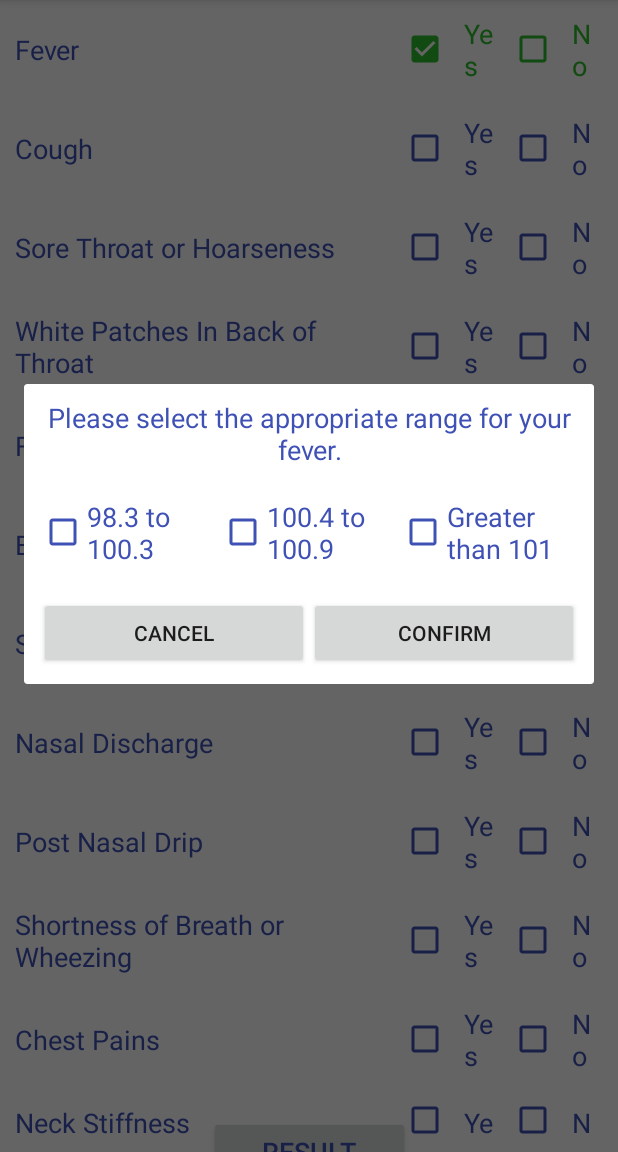
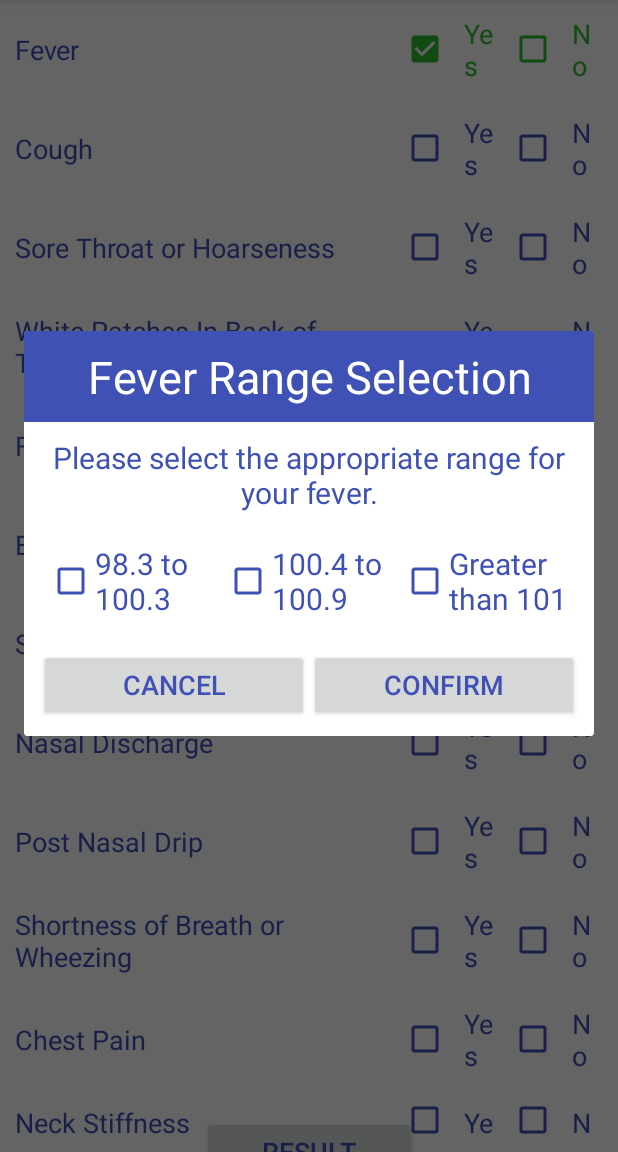
Before and after one commit to jrose27/AntibioticOrNot, an Android app: the QuestionnaireOneActivity screen opened directly, with no data from a screen before it, after a tap on "Yes", on a phone screen of 412 x 824 dp, the part 84-1236 px from its top. Run offline under Robolectric (Android 15) with nearby library versions, the phone set to English and light mode, and no system bars.

Commit message:
Aligned dialog checkboxes, changed text color and size of "cancel" and "confirm buttons". Added  "headache option" with yes/no checkboxes. Changed symptoms time length to "less than seven days" and "more than seven days".

```diff
--- a/app/src/main/java/com/borregobrothers/jrose/antibioticornot/QuestionnaireOneActivity.java
+++ b/app/src/main/java/com/borregobrothers/jrose/antibioticornot/QuestionnaireOneActivity.java
@@ -21,8 +21,8 @@ public class QuestionnaireOneActivity extends AppCompatActivity {
     private CheckBox feverYes, feverNo, coughYes, coughNo, soreThroatHoarsenessYes, soreThroatHoarsenessNo,
             whitePatchesYes, whitePatchesNo, facialPainYes, facialPainNo, bodyAcheYes, bodyAcheNo, sneezingYes, sneezingNo,
             nasalDischargeYes, nasalDischargeNo, postNasalDripYes, postNasalDripNo, shortnessOfBreathWheezingYes, shortnessOfBreathWheezingNo,
-            chestPainYes, chestPainNo, neckStiffnessYes, neckStiffnessNo, tenderLymphNodesYes, tenderLymphNodesNo, fatigueYes, fatigueNo, preExistingConditionsYes,
-            preExistingConditionsNo, symptomsOneToThreeDays, symptomsFourToSevenDays, symptomsMoreThanSevenDays;
+            chestPainYes, chestPainNo, neckStiffnessYes, neckStiffnessNo, tenderLymphNodesYes, tenderLymphNodesNo, headacheYes, headacheNo, preExistingConditionsYes,
+            preExistingConditionsNo, symptomsLessThanSevenDays, symptomsMoreThanSevenDays;
 
     // Checkboxes for the fever dialog
     private CheckBox ninetyEightToOneHundredAndThree, oneHundredAndFourToOneHundredAndNine, greaterThanOneHundredAndOne;
@@ -555,18 +555,18 @@ public class QuestionnaireOneActivity extends AppCompatActivity {
                 The listener method disables the "yes" and "no" checkboxes if the fatigue "yes"
                 checkbox is selected and adds "yes" to the selectedCheckBox list.
          */
-        fatigueYes = (CheckBox) findViewById(R.id.fatigueYes);
-        assert fatigueYes != null;
-        fatigueYes.setOnClickListener(new View.OnClickListener() {
-            @Override
-            public void onClick(View v) {
-
-                disable(fatigueYes, fatigueNo);
-                selectedCheckBox.add(fatigueYes);
-                notSelectedCheckBox.add(fatigueNo);
-
-                selectedCheckBoxStack.push(fatigueYes);
-                notSelectedCheckBoxStack.push(fatigueNo);
+        headacheYes = (CheckBox) findViewById(R.id.headacheYes);
+        assert headacheYes != null;
+        headacheYes.setOnClickListener(new View.OnClickListener() {
+            @Override
+            public void onClick(View v) {
+
+                disable(headacheYes, headacheNo);
+                selectedCheckBox.add(headacheYes);
+                notSelectedCheckBox.add(headacheNo);
+
+                selectedCheckBoxStack.push(headacheYes);
+                notSelectedCheckBoxStack.push(headacheNo);
             }
         });
 
@@ -574,18 +574,18 @@ public class QuestionnaireOneActivity extends AppCompatActivity {
                 The listener method disables both the "yes" and the "no" checkboxes if
                 the cough "no" checkbox is selected and adds "no" to the selectedCheckBox list.
          */
-        fatigueNo= (CheckBox) findViewById(R.id.fatigueNo);
-        assert fatigueNo != null;
-        fatigueNo.setOnClickListener(new View.OnClickListener() {
-            @Override
-            public void onClick(View v) {
-
-                disable(fatigueYes, fatigueNo);
-                selectedCheckBox.add(fatigueNo);
-                notSelectedCheckBox.add(fatigueYes);
-
-                selectedCheckBoxStack.push(fatigueNo);
-                notSelectedCheckBoxStack.push(fatigueYes);
+        headacheNo = (CheckBox) findViewById(R.id.headacheNo);
+        assert headacheNo != null;
+        headacheNo.setOnClickListener(new View.OnClickListener() {
+            @Override
+            public void onClick(View v) {
+
+                disable(headacheYes, headacheNo);
+                selectedCheckBox.add(headacheNo);
+                notSelectedCheckBox.add(headacheYes);
+
+                selectedCheckBoxStack.push(headacheNo);
+                notSelectedCheckBoxStack.push(headacheYes);
             }
         });
 
@@ -629,59 +629,41 @@ public class QuestionnaireOneActivity extends AppCompatActivity {
         });
 
         // Symptoms length of time
-        symptomsOneToThreeDays = (CheckBox) findViewById(R.id.oneToThreeDays);
-        assert symptomsOneToThreeDays != null;
-        symptomsOneToThreeDays.setOnClickListener(new View.OnClickListener() {
+        symptomsLessThanSevenDays = (CheckBox) findViewById(R.id.lessThanSevenDays);
+        assert symptomsLessThanSevenDays!= null;
+        symptomsLessThanSevenDays.setOnClickListener(new View.OnClickListener() {
             @Override
             public void onClick(View v) {
 
                 Log.v(TAG, "Pre-existing Conditions Yes Checkbox was Selected!");
-                disable(symptomsOneToThreeDays, symptomsFourToSevenDays, symptomsMoreThanSevenDays);
-                selectedCheckBox.add(symptomsOneToThreeDays);
-                notSelectedCheckBox.add(symptomsFourToSevenDays);
+                disable(symptomsLessThanSevenDays, symptomsMoreThanSevenDays);
+
+                selectedCheckBox.add(symptomsLessThanSevenDays);
                 notSelectedCheckBox.add(symptomsMoreThanSevenDays);
 
-                selectedCheckBoxStack.push(symptomsOneToThreeDays);
-                notSelectedCheckBoxStack.push(symptomsFourToSevenDays);
+                selectedCheckBoxStack.push(symptomsLessThanSevenDays);
                 notSelectedCheckBoxStack.push(symptomsMoreThanSevenDays);
             }
         });
 
-        symptomsFourToSevenDays = (CheckBox) findViewById(R.id.fourToSevenDays);
-        assert symptomsFourToSevenDays != null;
-        symptomsFourToSevenDays.setOnClickListener(new View.OnClickListener() {
+        // Symptoms length of time
+        symptomsMoreThanSevenDays = (CheckBox) findViewById(R.id.moreThanSevenDays);
+        assert symptomsMoreThanSevenDays!= null;
+        symptomsMoreThanSevenDays.setOnClickListener(new View.OnClickListener() {
             @Override
             public void onClick(View v) {
 
                 Log.v(TAG, "Pre-existing Conditions Yes Checkbox was Selected!");
-                disable(symptomsOneToThreeDays, symptomsFourToSevenDays, symptomsMoreThanSevenDays);
-                selectedCheckBox.add(symptomsFourToSevenDays);
-                notSelectedCheckBox.add(symptomsOneToThreeDays);
-                notSelectedCheckBox.add(symptomsMoreThanSevenDays);
-
-                selectedCheckBoxStack.push(symptomsFourToSevenDays);
-                notSelectedCheckBoxStack.push(symptomsOneToThreeDays);
-                notSelectedCheckBoxStack.push(symptomsMoreThanSevenDays);
-            }
-        });
-
-        symptomsMoreThanSevenDays = (CheckBox) findViewById(R.id.moreThanSevenDays);
-        assert symptomsMoreThanSevenDays != null;
-        symptomsMoreThanSevenDays.setOnClickListener(new View.OnClickListener() {
-            @Override
-            public void onClick(View v) {
-
-                Log.v(TAG, "Pre-existing Conditions Yes Checkbox was Selected!");
-                disable(symptomsOneToThreeDays, symptomsFourToSevenDays, symptomsMoreThanSevenDays);
+                disable(symptomsLessThanSevenDays, symptomsMoreThanSevenDays);
+
                 selectedCheckBox.add(symptomsMoreThanSevenDays);
-                notSelectedCheckBox.add(symptomsOneToThreeDays);
-                notSelectedCheckBox.add(symptomsFourToSevenDays);
+                notSelectedCheckBox.add(symptomsLessThanSevenDays);
 
                 selectedCheckBoxStack.push(symptomsMoreThanSevenDays);
-                notSelectedCheckBoxStack.push(symptomsOneToThreeDays);
-                notSelectedCheckBoxStack.push(symptomsFourToSevenDays);
-            }
-        });
+                notSelectedCheckBoxStack.push(symptomsLessThanSevenDays);
+            }
+        });
+
 
         /*
                 Create "resultButton" to display the appropriate result screen
@@ -788,8 +770,7 @@ public class QuestionnaireOneActivity extends AppCompatActivity {
                         && selectedCheckBox.contains(nasalDischargeYes)
                         && selectedCheckBox.contains(colorYellowGreen)
                         && selectedCheckBox.contains(postNasalDripYes)
-                        && selectedCheckBox.contains(fatigueYes)
-                        && selectedCheckBox.contains(symptomsOneToThreeDays)) {
+                        && selectedCheckBox.contains(headacheYes)) {
 
                     selectionConformationDialog.dismiss();
                     resultNoDialog();
@@ -803,8 +784,7 @@ public class QuestionnaireOneActivity extends AppCompatActivity {
                         && selectedCheckBox.contains(nasalDischargeYes)
                         && selectedCheckBox.contains(colorYellowGreen)
                         && selectedCheckBox.contains(postNasalDripYes)
-                        && selectedCheckBox.contains(fatigueYes)
-                        && selectedCheckBox.contains(symptomsOneToThreeDays)) {
+                        && selectedCheckBox.contains(headacheYes)) {
 
                     selectionConformationDialog.dismiss();
                     resultNoDialog();
@@ -818,8 +798,7 @@ public class QuestionnaireOneActivity extends AppCompatActivity {
                         || selectedCheckBox.contains(nasalDischargeYes)
                         || selectedCheckBox.contains(colorYellowGreen)
                         || selectedCheckBox.contains(postNasalDripYes)
-                        || selectedCheckBox.contains(fatigueYes)
-                        || selectedCheckBox.contains(symptomsOneToThreeDays)) {
+                        || selectedCheckBox.contains(headacheYes)) {
                     selectionConformationDialog.dismiss();
                     resultNoDialog();
 
@@ -975,7 +954,7 @@ public class QuestionnaireOneActivity extends AppCompatActivity {
     private void feverDialog() {
         final Dialog feverDialog = new Dialog(this);
         feverDialog.setContentView(R.layout.dialog_fever_layout);
-        feverDialog.setTitle(R.string.fever_dialog_title_text);
+      //  feverDialog.setTitle(R.string.fever_dialog_title_text);
         feverDialog.show();
 
         ninetyEightToOneHundredAndThree = (CheckBox) feverDialog.findViewById(R.id.firstFeverRangeCheckbox);
@@ -1640,6 +1619,7 @@ public class QuestionnaireOneActivity extends AppCompatActivity {
             This methods disables ten checkboxes
     */
     private void disable(CheckBox cb1, CheckBox cb2, CheckBox cb3, CheckBox cb4, CheckBox cb5, CheckBox cb6, CheckBox cb7, CheckBox cb8, CheckBox cb9, CheckBox cb10) {
+
         cb1.setEnabled(false);
         cb2.setEnabled(false);
         cb3.setEnabled(false);
--- a/app/src/main/res/layout/activity_questionnaire_one_layout.xml
+++ b/app/src/main/res/layout/activity_questionnaire_one_layout.xml
@@ -544,24 +544,24 @@
         </LinearLayout>
 
         <LinearLayout
-            android:id="@+id/fatigueContainer"
+            android:id="@+id/headacheContainer"
             android:layout_width="match_parent"
             android:layout_height="wrap_content"
             android:orientation="horizontal"
             android:gravity="center">
 
             <TextView
-                android:id="@+id/shortnessOfBreathLabel"
+                android:id="@+id/headacheLabel"
                 android:layout_width="0dp"
                 android:layout_height="wrap_content"
                 android:layout_weight="1"
-                android:text="@string/fatigue_label_text"
+                android:text="@string/headache_label_text"
                 android:textColor="@color/colorPrimary"
                 android:textSize="18sp"
                 android:padding="10dp"/>
 
             <CheckBox
-                android:id="@+id/fatigueYes"
+                android:id="@+id/headacheYes"
                 android:layout_width="0dp"
                 android:layout_height="wrap_content"
                 android:layout_weight="0.27"
@@ -572,7 +572,7 @@
                 android:padding="10dp"/>
 
             <CheckBox
-                android:id="@+id/fatigueNo"
+                android:id="@+id/headacheNo"
                 android:layout_width="0dp"
                 android:layout_height="wrap_content"
                 android:layout_weight="0.27"
@@ -643,27 +643,18 @@
                 android:layout_height="wrap_content"
                 android:orientation="horizontal"
                 android:gravity="center">
+
                 <CheckBox
-                    android:id="@+id/oneToThreeDays"
+                    android:id="@+id/lessThanSevenDays"
                     android:layout_width="0dp"
                     android:layout_height="wrap_content"
                     android:layout_weight="1"
-                    android:text="@string/one_to_three_days"
+                    android:text="@string/less_than_seven_days"
                     android:buttonTint="@drawable/checkbox_edit"
                     android:textColor="@drawable/checkbox_edit"
                     android:textSize="18sp"
-                    android:padding="5dp"/>
-
-                <CheckBox
-                    android:id="@+id/fourToSevenDays"
-                    android:layout_width="0dp"
-                    android:layout_height="wrap_content"
-                    android:layout_weight="1"
-                    android:text="@string/four_to_seven_days"
-                    android:buttonTint="@drawable/checkbox_edit"
-                    android:textColor="@drawable/checkbox_edit"
-                    android:textSize="18sp"
-                    android:padding="5dp"/>
+                    android:padding="5dp"
+                    android:layout_marginLeft="80dp"/>
 
                 <CheckBox
                     android:id="@+id/moreThanSevenDays"
@@ -692,13 +683,13 @@
 
         <Button
             android:id="@+id/resultButton"
-            android:layout_width="wrap_content"
+            android:layout_width="match_parent"
             android:layout_height="wrap_content"
             android:text="@string/result_button_text"
             android:textColor="@color/colorPrimary"
             android:textSize="18sp"
-            android:paddingLeft="35dp"
-            android:paddingRight="35dp"
+            android:paddingLeft="40dp"
+            android:paddingRight="40dp"
             android:shadowColor="@color/colorPrimaryDark"/>
     </LinearLayout>
 
--- a/app/src/main/res/layout/dialog_fever_layout.xml
+++ b/app/src/main/res/layout/dialog_fever_layout.xml
@@ -14,11 +14,22 @@
         android:orientation="vertical">
 
         <TextView
+            android:id="@+id/feverDialogTitleText"
+            android:layout_width="match_parent"
+            android:layout_height="wrap_content"
+            android:text="@string/fever_dialog_title_text"
+            android:textSize="30sp"
+            android:textColor="@color/colorBackground"
+            android:textAlignment="center"
+            android:padding="10dp"
+            android:background="@color/colorPrimary"/>
+
+        <TextView
             android:id="@+id/feverInfoText"
             android:layout_width="match_parent"
             android:layout_height="wrap_content"
             android:text="@string/fever_info_text"
-            android:textSize="18sp"
+            android:textSize="20sp"
             android:textColor="@color/colorPrimary"
             android:textAlignment="center"
             android:padding="10dp"/>
@@ -37,9 +48,10 @@
                 android:layout_height="wrap_content"
                 android:layout_weight="1"
                 android:text="@string/ninety_eight_point_three_to_one_hundred_point_three"
-                android:textSize="18sp"
+                android:textSize="20sp"
                 android:buttonTint="@drawable/checkbox_edit"
-                android:textColor="@drawable/checkbox_edit"/>
+                android:textColor="@drawable/checkbox_edit"
+                android:layout_marginLeft="5dp"/>
 
             <CheckBox
                 android:id="@+id/secondFeverRangeCheckbox"
@@ -47,7 +59,7 @@
                 android:layout_height="wrap_content"
                 android:layout_weight="1"
                 android:text="@string/one_hundred_point_four_to_one_hundred_point_nine"
-                android:textSize="18sp"
+                android:textSize="20sp"
                 android:buttonTint="@drawable/checkbox_edit"
                 android:textColor="@drawable/checkbox_edit"/>
 
@@ -57,7 +69,7 @@
                 android:layout_height="wrap_content"
                 android:layout_weight="1"
                 android:text="@string/greater_than_one_hundred_and_one"
-                android:textSize="18sp"
+                android:textSize="20sp"
                 android:buttonTint="@drawable/checkbox_edit"
                 android:textColor="@drawable/checkbox_edit"/>
 
@@ -77,14 +89,18 @@
             android:layout_width="0dp"
             android:layout_height="wrap_content"
             android:layout_weight="1"
-            android:text="@string/cancel_button_text" />
+            android:text="@string/cancel_button_text"
+            android:textColor="@color/colorPrimary"
+            android:textSize="18sp" />
 
         <Button
             android:id="@+id/confirmButton"
             android:layout_width="0dp"
             android:layout_height="wrap_content"
             android:layout_weight="1"
-            android:text="@string/confirm_button_text"/>
+            android:text="@string/confirm_button_text"
+            android:textColor="@color/colorPrimary"
+            android:textSize="18sp"/>
 
     </LinearLayout>
 
--- a/app/src/main/res/layout/dialog_result_no_layout.xml
+++ b/app/src/main/res/layout/dialog_result_no_layout.xml
@@ -52,7 +52,9 @@
                 android:layout_height="wrap_content"
                 android:text="@string/done_button_text"
                 android:paddingLeft="70dp"
-                android:paddingRight="70dp"/>
+                android:paddingRight="70dp"
+                android:textColor="@color/colorPrimary"
+                android:textSize="18sp"/>
         </LinearLayout>
 
     </LinearLayout>
--- a/app/src/main/res/values/strings.xml
+++ b/app/src/main/res/values/strings.xml
@@ -11,11 +11,11 @@
     <string name="sneezing_label_text">Sneezing</string>
     <string name="nasal_discharge_label_text">Nasal Discharge</string>
     <string name="post_nasal_drip_label_text">Post Nasal Drip</string>
-    <string name="chest_pain_label_text">Chest Pains</string>
+    <string name="chest_pain_label_text">Chest Pain</string>
     <string name="shortness_of_breath_wheezing_label_text">Shortness of Breath or Wheezing</string>
     <string name="neck_stiffness_label_text">Neck Stiffness</string>
     <string name="tender_lymph_nodes">Tender Lymph Nodes</string>
-    <string name="fatigue_label_text">Fatigue</string>
+    <string name="headache_label_text">Headache</string>
     <string name="symptoms_time_length_label_text">How long have your symptoms been present?</string>
     <string name="pre_existing_conditions_label_text">Pre-existing Conditions</string>
 
@@ -25,7 +25,7 @@
 
     <!-- Symptoms Time Length -->
     <string name="one_to_three_days">1 to 3 Days</string>
-    <string name="four_to_seven_days">4 to 7 Days</string>
+    <string name="less_than_seven_days">Less Than 7 Days</string>
     <string name="more_than_seven_days">More Than 7 Days</string>
 
     <!-- Button Strings -->
@@ -36,7 +36,7 @@
     <string name="done_button_text">Done</string>
 
    <!-- Fever Dialog -->
-    <string name="fever_dialog_title_text">Fever</string>
+    <string name="fever_dialog_title_text">Fever Range Selection</string>
     <string name="fever_info_text">Please select the appropriate range for your fever.</string>
     <string name="ninety_eight_point_three_to_one_hundred_point_three">98.3 to 100.3</string>
     <string name="one_hundred_point_four_to_one_hundred_point_nine">100.4 to 100.9</string>
```
Also changed, not shown: app/src/main/res/layout/dialog_nasal_discharge_layout.xml (+20 -4 lines), app/src/main/res/layout/dialog_pre_existing_conditions_layout.xml (+39 -18 lines), app/src/main/res/layout/dialog_selection_conformation_layout.xml (+17 -6 lines).
